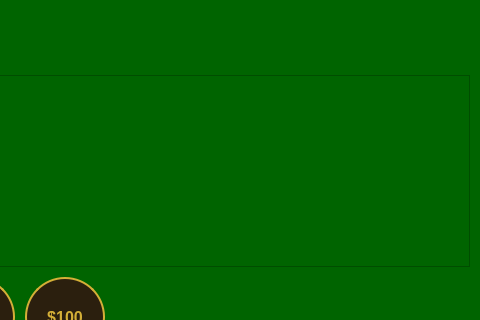
First picture: the form in game_widget.ui, repository owenharvey78/blackjack-learning-game, before the edit; both pictures show x 800 to 1280 and y 0 to 320 of the 1280 by 720 pixel window.
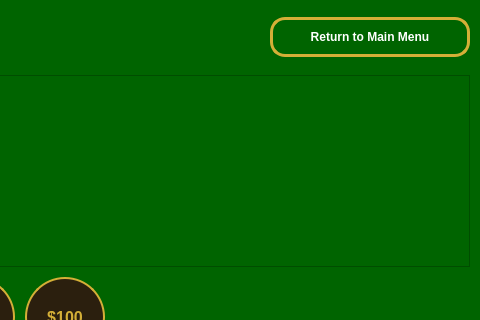
Second picture: the form after the edit.

Commit message: Add existing main menu button.

Diff of the .ui file:
```diff
--- a/game_widget.ui
+++ b/game_widget.ui
@@ -88,6 +88,44 @@
        </item>
       </layout>
      </item>
+     <item>
+      <widget class="QPushButton" name="returnButton">
+       <property name="maximumSize">
+        <size>
+         <width>200</width>
+         <height>16777215</height>
+        </size>
+       </property>
+       <property name="styleSheet">
+        <string notr="true">QPushButton{
+	background-color: qlineargradient(
+		spread:pad,
+		x1:0, y1:0, x2:0, y2:1,
+		stop:0 #2b1f0e
+		stop:1 #8c6c26
+	);
+
+	color: white;
+	font-weight: bold;
+	border: 3px solid #d4af37;
+	border-radius: 15px;
+	padding: 10px;
+}
+
+QPushButton:hover{
+	background-color: qlineargradient(
+		spread:pad,
+		x1:0, y1:0, x2:0, y2:1,
+		stop:0 #3b2f1c,
+		stop:1 #ad8c32
+	);
+}</string>
+       </property>
+       <property name="text">
+        <string>Return to Main Menu</string>
+       </property>
+      </widget>
+     </item>
     </layout>
    </item>
    <item>
```
The commit also changes 2 other files.
